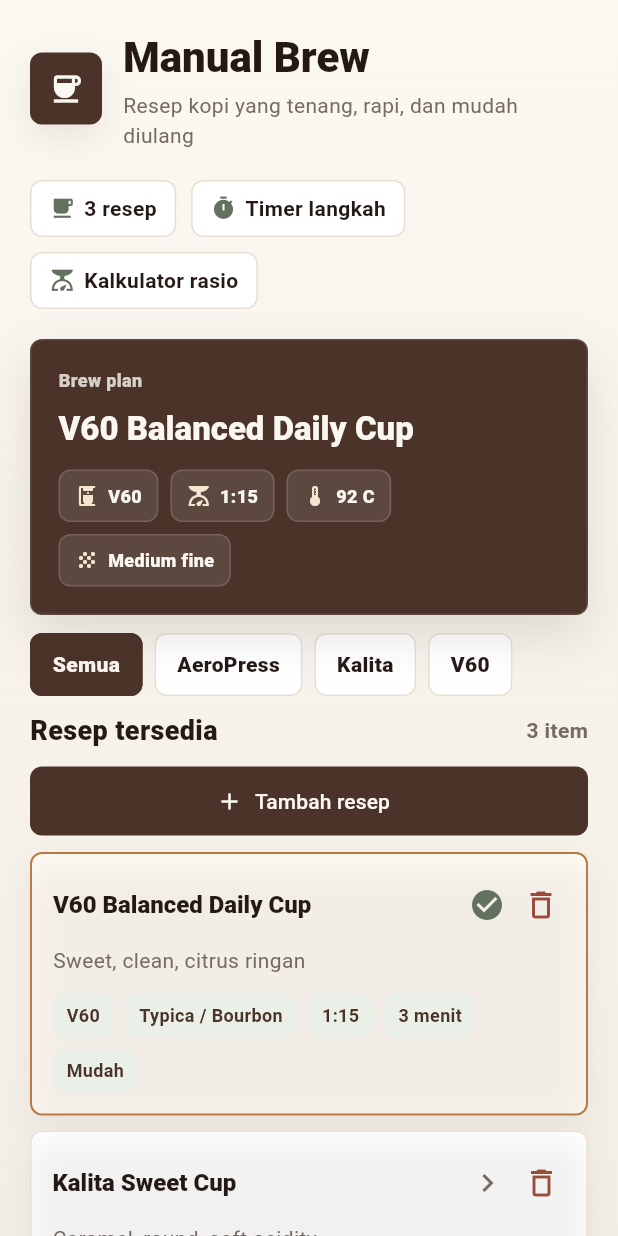
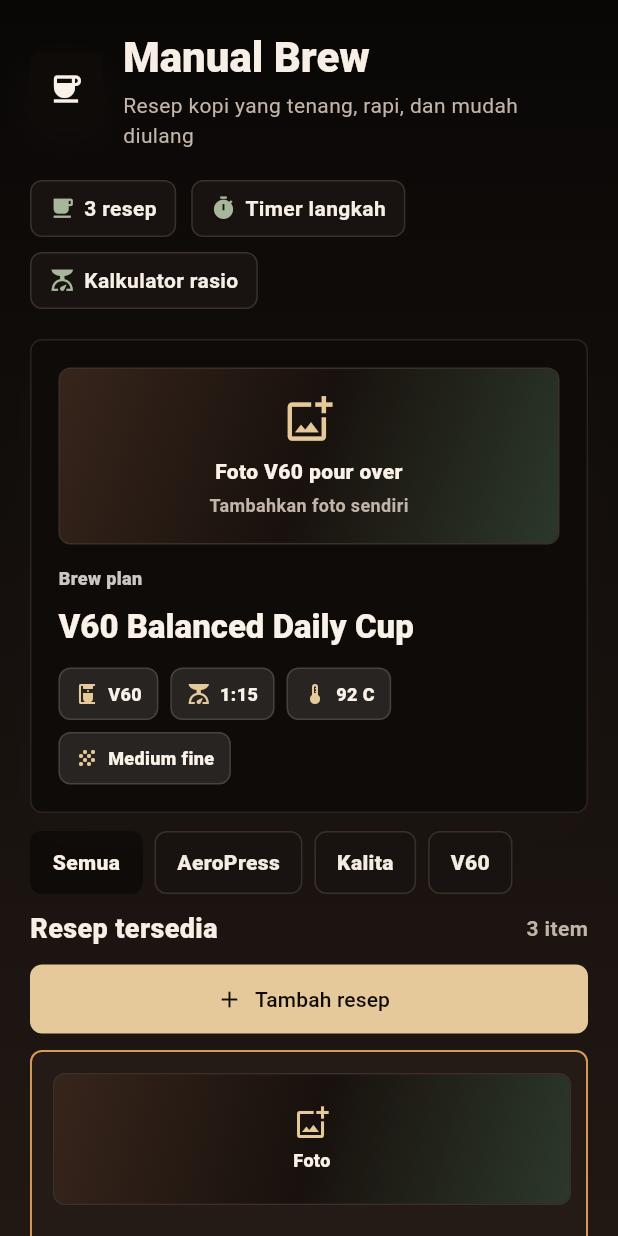
Before and after one commit to SOBATarab/flutter_application_1, a Flutter app: the screen it shows after launch, on a phone screen of 412 x 824 dp. Run offline on Flutter 3.47's test engine with Material 3 defaults, Android fonts, the phone set to English and light mode, and no system bars.

Commit message:
style: add dark theme and photo placeholders

```diff
--- a/lib/main.dart
+++ b/lib/main.dart
@@ -3,18 +3,20 @@ import 'dart:async';
 import 'package:flutter/material.dart';
 
 class BrewColors {
-  static const ink = Color(0xFF241915);
-  static const muted = Color(0xFF766B61);
-  static const cream = Color(0xFFFAF7F1);
-  static const surface = Color(0xFFFFFFFF);
-  static const line = Color(0xFFE8DED2);
-  static const sage = Color(0xFF63725F);
-  static const sageSoft = Color(0xFFEAF0E7);
-  static const caramel = Color(0xFFB77943);
-  static const roast = Color(0xFF4B3329);
-  static const danger = Color(0xFF9A4B3A);
-  static const warm = Color(0xFFFFFBF4);
-  static const goldSoft = Color(0xFFF4E7D2);
+  static const ink = Color(0xFFF7EFE5);
+  static const muted = Color(0xFFC1B4A8);
+  static const cream = Color(0xFFFAF2E8);
+  static const surface = Color(0xFF181310);
+  static const surfaceHigh = Color(0xFF211A16);
+  static const line = Color(0xFF3A3029);
+  static const sage = Color(0xFFA8B79B);
+  static const sageSoft = Color(0xFF2C382A);
+  static const caramel = Color(0xFFD89A5B);
+  static const roast = Color(0xFF0F0B09);
+  static const danger = Color(0xFFE39A87);
+  static const warm = Color(0xFF241B16);
+  static const goldSoft = Color(0xFFE6C99B);
+  static const photo = Color(0xFF2A211C);
 }
 
 void main() {
@@ -33,16 +35,16 @@ class ManualBrewApp extends StatelessWidget {
         useMaterial3: true,
         colorScheme: ColorScheme.fromSeed(
           seedColor: BrewColors.sage,
-          brightness: Brightness.light,
-          primary: BrewColors.roast,
+          brightness: Brightness.dark,
+          primary: BrewColors.goldSoft,
           secondary: BrewColors.sage,
-          surface: BrewColors.cream,
+          surface: BrewColors.surface,
         ),
-        scaffoldBackgroundColor: BrewColors.cream,
+        scaffoldBackgroundColor: BrewColors.roast,
         filledButtonTheme: FilledButtonThemeData(
           style: FilledButton.styleFrom(
-            backgroundColor: BrewColors.roast,
-            foregroundColor: BrewColors.cream,
+            backgroundColor: BrewColors.goldSoft,
+            foregroundColor: BrewColors.roast,
             minimumSize: const Size(0, 46),
             shape: RoundedRectangleBorder(
               borderRadius: BorderRadius.circular(8),
@@ -51,7 +53,7 @@ class ManualBrewApp extends StatelessWidget {
         ),
         outlinedButtonTheme: OutlinedButtonThemeData(
           style: OutlinedButton.styleFrom(
-            foregroundColor: BrewColors.roast,
+            foregroundColor: BrewColors.ink,
             side: const BorderSide(color: BrewColors.line),
             minimumSize: const Size(0, 46),
             shape: RoundedRectangleBorder(
@@ -61,8 +63,9 @@ class ManualBrewApp extends StatelessWidget {
         ),
         inputDecorationTheme: InputDecorationTheme(
           filled: true,
-          fillColor: BrewColors.surface,
+          fillColor: BrewColors.surfaceHigh,
           prefixIconColor: BrewColors.sage,
+          labelStyle: const TextStyle(color: BrewColors.muted),
           border: OutlineInputBorder(
             borderRadius: BorderRadius.circular(8),
             borderSide: const BorderSide(color: BrewColors.line),
@@ -131,8 +134,9 @@ class _RecipeHomePageState extends State<RecipeHomePage> {
             begin: Alignment.topCenter,
             end: Alignment.bottomCenter,
             colors: [
-              Color(0xFFFBF8F2),
-              Color(0xFFF3EEE5),
+              Color(0xFF090706),
+              Color(0xFF15100D),
+              Color(0xFF211813),
             ],
           ),
         ),
@@ -412,6 +416,11 @@ class _BrewFocusCard extends StatelessWidget {
           : Column(
               crossAxisAlignment: CrossAxisAlignment.start,
               children: [
+                _RecipePhotoFrame(
+                  label: selectedRecipe.photoHint,
+                  height: 118,
+                ),
+                const SizedBox(height: 14),
                 const Text(
                   'Brew plan',
                   style: TextStyle(
@@ -493,6 +502,84 @@ class _FocusMetric extends StatelessWidget {
   }
 }
 
+class _RecipePhotoFrame extends StatelessWidget {
+  const _RecipePhotoFrame({
+    required this.label,
+    this.height = 150,
+    this.compact = false,
+  });
+
+  final String label;
+  final double height;
+  final bool compact;
+
+  @override
+  Widget build(BuildContext context) {
+    return Container(
+      height: height,
+      width: double.infinity,
+      decoration: BoxDecoration(
+        color: BrewColors.photo,
+        borderRadius: BorderRadius.circular(8),
+        border: Border.all(color: BrewColors.line),
+      ),
+      child: Stack(
+        children: [
+          Positioned.fill(
+            child: DecoratedBox(
+              decoration: BoxDecoration(
+                borderRadius: BorderRadius.circular(8),
+                gradient: const LinearGradient(
+                  begin: Alignment.topLeft,
+                  end: Alignment.bottomRight,
+                  colors: [
+                    Color(0xFF37251B),
+                    Color(0xFF18110D),
+                    Color(0xFF2C382A),
+                  ],
+                ),
+              ),
+            ),
+          ),
+          Center(
+            child: Column(
+              mainAxisSize: MainAxisSize.min,
+              children: [
+                Icon(
+                  Icons.add_photo_alternate_outlined,
+                  color: BrewColors.goldSoft,
+                  size: compact ? 24 : 34,
+                ),
+                SizedBox(height: compact ? 4 : 8),
+                Text(
+                  compact ? 'Foto' : label,
+                  textAlign: TextAlign.center,
+                  style: TextStyle(
+                    color: BrewColors.cream,
+                    fontSize: compact ? 12 : 14,
+                    fontWeight: FontWeight.w900,
+                  ),
+                ),
+                if (!compact) ...[
+                  const SizedBox(height: 4),
+                  const Text(
+                    'Tambahkan foto sendiri',
+                    style: TextStyle(
+                      color: BrewColors.muted,
+                      fontSize: 12,
+                      fontWeight: FontWeight.w700,
+                    ),
+                  ),
+                ],
+              ],
+            ),
+          ),
+        ],
+      ),
+    );
+  }
+}
+
 class _MethodFilterBar extends StatelessWidget {
   const _MethodFilterBar({
     required this.methods,
@@ -670,7 +757,7 @@ class RecipeCard extends StatelessWidget {
   @override
   Widget build(BuildContext context) {
     return Material(
-      color: isSelected ? const Color(0xFFFFFBF4) : BrewColors.surface,
+      color: isSelected ? BrewColors.warm : BrewColors.surface,
       borderRadius: BorderRadius.circular(8),
       child: InkWell(
         borderRadius: BorderRadius.circular(8),
@@ -694,6 +781,12 @@ class RecipeCard extends StatelessWidget {
           child: Column(
             crossAxisAlignment: CrossAxisAlignment.start,
             children: [
+              _RecipePhotoFrame(
+                label: recipe.photoHint,
+                height: 88,
+                compact: true,
+              ),
+              const SizedBox(height: 12),
               Row(
                 children: [
                   Expanded(
@@ -761,7 +854,7 @@ class _MiniTag extends StatelessWidget {
       child: Text(
         label,
         style: const TextStyle(
-          color: BrewColors.roast,
+          color: BrewColors.ink,
           fontSize: 12,
           fontWeight: FontWeight.w700,
         ),
@@ -853,6 +946,11 @@ class _RecipeHero extends StatelessWidget {
       child: Column(
         crossAxisAlignment: CrossAxisAlignment.start,
         children: [
+          _RecipePhotoFrame(
+            label: recipe.photoHint,
+            height: 180,
+          ),
+          const SizedBox(height: 14),
           Row(
             children: [
               Container(
@@ -1685,6 +1783,8 @@ class _AddRecipeSheetState extends State<AddRecipeSheet> {
         grindSize: grindController.text.trim(),
         totalTimeSeconds: 180,
         flavorProfile: flavorController.text.trim(),
+        photoHint:
+            'Foto ${methodController.text.trim()} ${nameController.text.trim()}',
         beanProfile: CoffeeBeanProfile(
           variety: varietyController.text.trim(),
           process: processController.text.trim(),
@@ -1829,6 +1929,7 @@ class BrewRecipe {
     required this.grindSize,
     required this.totalTimeSeconds,
     required this.flavorProfile,
+    required this.photoHint,
     required this.beanProfile,
     required this.steps,
     required this.tips,
@@ -1845,6 +1946,7 @@ class BrewRecipe {
   final String grindSize;
   final int totalTimeSeconds;
   final String flavorProfile;
+  final String photoHint;
   final CoffeeBeanProfile beanProfile;
   final List<BrewStep> steps;
   final List<String> tips;
@@ -1901,6 +2003,7 @@ const recipes = [
     grindSize: 'Medium fine',
     totalTimeSeconds: 180,
     flavorProfile: 'Sweet, clean, citrus ringan',
+    photoHint: 'Foto V60 pour over',
     beanProfile: CoffeeBeanProfile(
       variety: 'Typica / Bourbon',
       process: 'Washed',
@@ -1954,6 +2057,7 @@ const recipes = [
     grindSize: 'Medium',
     totalTimeSeconds: 210,
     flavorProfile: 'Caramel, round, soft acidity',
+    photoHint: 'Foto Kalita dripper',
     beanProfile: CoffeeBeanProfile(
       variety: 'Caturra / Catuai',
       process: 'Honey',
@@ -2007,6 +2111,7 @@ const recipes = [
     grindSize: 'Medium fine',
     totalTimeSeconds: 120,
     flavorProfile: 'Bold, sweet, low bitterness',
+    photoHint: 'Foto AeroPress brew',
     beanProfile: CoffeeBeanProfile(
       variety: 'Heirloom / Mixed cultivar',
       process: 'Natural',
```
Also changed, not shown: 1 other file.
